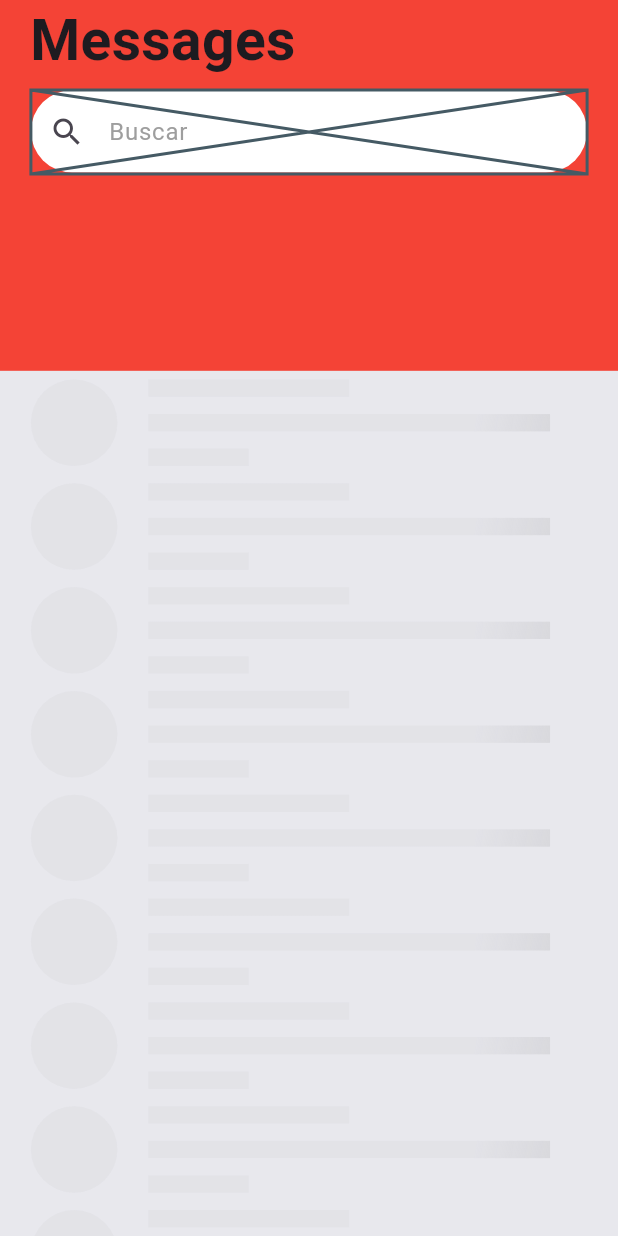
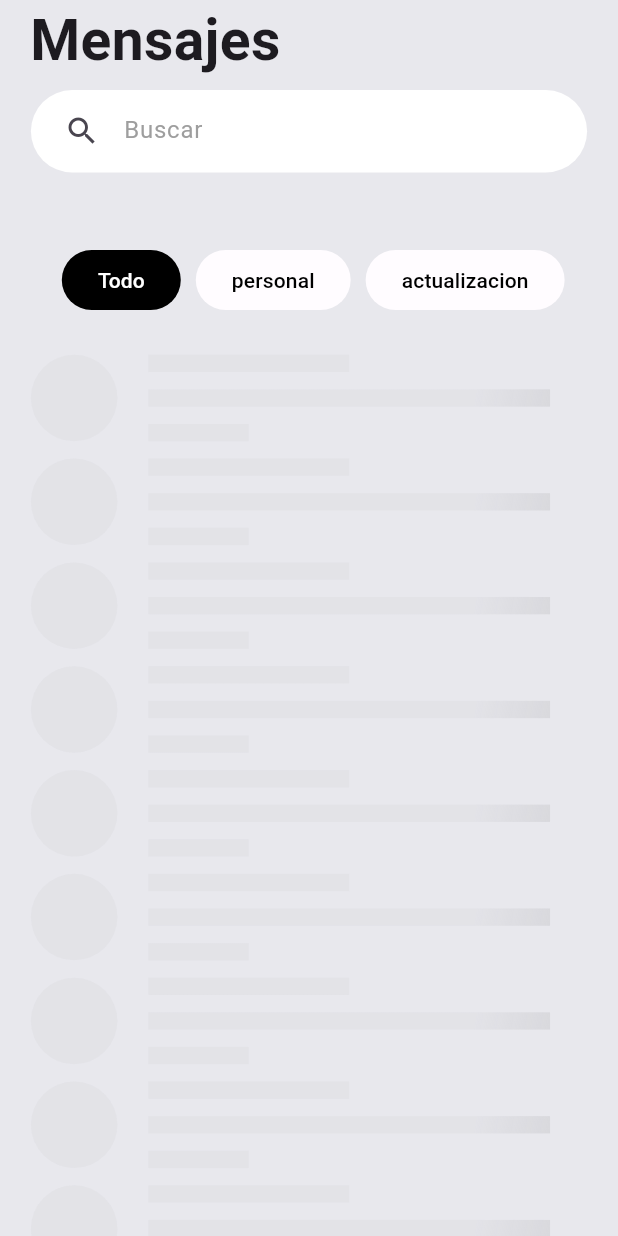
Before and after one commit to sergioIbz/sliver_app, a Flutter app: the screen it shows after launch, on a phone screen of 412 x 824 dp. Run offline on Flutter 3.47's test engine with Material 3 defaults, Android fonts, the light colour scheme and no system bars.

Commit message:
primer prototipo

```diff
--- a/lib/home.dart
+++ b/lib/home.dart
@@ -1,6 +1,9 @@
+import 'package:flutter/foundation.dart';
 import 'package:flutter/material.dart';
+import 'package:provider/provider.dart';
 import 'package:sliver_app/loading_animated.dart';
 import 'package:sliver_app/loading_widget.dart';
+import 'package:sliver_app/slide_provider.dart';
 
 class Home extends StatelessWidget {
   const Home({super.key});
@@ -9,6 +12,11 @@ class Home extends StatelessWidget {
   Widget build(BuildContext context) {
     Size size = MediaQuery.of(context).size;
     double safeArea = MediaQuery.of(context).padding.top;
+    double maxHeight = size.height * 0.28;
+    double minHeight = size.height * 0.23;
+    double porcentaje =
+        Provider.of<SliderProvider>(context).currentSlide / maxHeight;
+    print(porcentaje);
 
     return Scaffold(
       backgroundColor: const Color(0xffE8E8ED),
@@ -17,10 +25,11 @@ class Home extends StatelessWidget {
           SliverPersistentHeader(
             pinned: true,
             delegate: _SliverCustomHeaderDelegate(
-              maxHeight: size.height * 0.3,
-              minHeight: size.height * 0.25,
+              maxHeight: maxHeight,
+              minHeight: minHeight,
               child: Container(
-                color: Colors.red,
+                color: Color.lerp(
+                    const Color(0xffE8E8ED), Colors.white, porcentaje),
                 child: Stack(
                   alignment: Alignment.center,
                   children: [
@@ -28,7 +37,7 @@ class Home extends StatelessWidget {
                       top: safeArea,
                       left: 20,
                       child: const Text(
-                        'Messages',
+                        'Mensajes',
                         style: TextStyle(
                           fontSize: 38,
                           fontWeight: FontWeight.bold,
@@ -36,45 +45,97 @@ class Home extends StatelessWidget {
                       ),
                     ),
                     Positioned(
-                      top: safeArea + 60,
+                      top: (safeArea + 60) * (1 - porcentaje),
                       child: Container(
-                        width: size.width * 0.9,
-                        height: 55,
+                        alignment: Alignment.centerLeft,
+                        width: (size.width * 0.9) +
+                            ((size.width * 0.1) * porcentaje),
+                        height: 55 + ((maxHeight - 55) * porcentaje),
                         decoration: BoxDecoration(
                           color: Colors.white,
-                            borderRadius: BorderRadius.circular(30)),
+                          borderRadius: BorderRadius.circular(30),
+                        ),
+                        child: Transform.translate(
+                          offset: Offset(10, -(minHeight / 8) * porcentaje),
+                          child: const CustomTextFiled(),
+                        ),
                       ),
                     ),
                     Positioned(
-                      top: safeArea + 60,
-                      child: Placeholder(
-                        // color: Colors.transparent,
-                        child: SizedBox(
-                          width: size.width * 0.9,
-                          child: const TextField(
-                            decoration: InputDecoration(
-                              prefixIcon: Icon(
-                                Icons.search,
+                      left: size.width * 0.1,
+                      bottom: 20,
+                      child: Row(
+                        children: [
+                          FilledButton(
+                            onPressed: () {},
+                            style: FilledButton.styleFrom(
+                              backgroundColor: Colors.black,
                             ),
-                              hintText: 'Buscar',
-                              hintStyle: TextStyle(
-                                color: Colors.grey,
+                            child: const Text('Todo'),
                           ),
-                              filled: true,
-                              fillColor: Colors.transparent,
-                              border: OutlineInputBorder(
-                                borderRadius: BorderRadius.all(
-                                  Radius.circular(
-                                    25.0,
+                          const SizedBox(
+                            width: 10,
                           ),
+                          FilledButton(
+                            onPressed: () {},
+                            style: FilledButton.styleFrom(
+                              backgroundColor: const Color(0xffFFFCFF),
                             ),
-                                borderSide: BorderSide.none,
+                            child: const Text(
+                              'personal',
+                              style: TextStyle(
+                                color: Colors.black,
                               ),
                             ),
                           ),
+                          const SizedBox(
+                            width: 10,
+                          ),
+                          FilledButton(
+                            onPressed: () {},
+                            style: FilledButton.styleFrom(
+                              backgroundColor: const Color(0xffFFFCFF),
+                            ),
+                            child: const Text(
+                              'actualizacion',
+                              style: TextStyle(
+                                color: Colors.black,
                               ),
                             ),
-                    )
+                          ),
+                        ],
+                      ),
+                    ),
+                    // Positioned(
+                    //   top: (safeArea + 60),
+                    //   child: Placeholder(
+                    //     //color: Colors.transparent,
+                    //     child: SizedBox(
+                    //       width: size.width * 0.9,
+                    //       child: const TextField(
+                    //         decoration: InputDecoration(
+                    //           prefixIcon: Icon(
+                    //             Icons.search,
+                    //           ),
+                    //           hintText: 'Buscar',
+                    //           hintStyle: TextStyle(
+                    //             color: Colors.grey,
+                    //           ),
+                    //           filled: true,
+                    //           fillColor: Colors.transparent,
+                    //           border: OutlineInputBorder(
+                    //             borderRadius: BorderRadius.all(
+                    //               Radius.circular(
+                    //                 25.0,
+                    //               ),
+                    //             ),
+                    //             borderSide: BorderSide.none,
+                    //           ),
+                    //         ),
+                    //       ),
+                    //     ),
+                    //   ),
+                    // )
                   ],
                 ),
               ),
@@ -96,6 +157,37 @@ class Home extends StatelessWidget {
   }
 }
 
+class CustomTextFiled extends StatelessWidget {
+  const CustomTextFiled({
+    super.key,
+  });
+
+  @override
+  Widget build(BuildContext context) {
+    return const TextField(
+      decoration: InputDecoration(
+        prefixIcon: Icon(
+          Icons.search,
+        ),
+        hintText: 'Buscar',
+        hintStyle: TextStyle(
+          color: Colors.grey,
+        ),
+        filled: true,
+        fillColor: Colors.transparent,
+        border: OutlineInputBorder(
+          borderRadius: BorderRadius.all(
+            Radius.circular(
+              25.0,
+            ),
+          ),
+          borderSide: BorderSide.none,
+        ),
+      ),
+    );
+  }
+}
+
 class _SliverCustomHeaderDelegate extends SliverPersistentHeaderDelegate {
   final double maxHeight;
   final double minHeight;
@@ -108,7 +200,15 @@ class _SliverCustomHeaderDelegate extends SliverPersistentHeaderDelegate {
   });
   @override
   Widget build(
-      BuildContext context, double shrinkOffset, bool overlapsContent) {
+    BuildContext context,
+    double shrinkOffset,
+    bool overlapsContent,
+  ) {
+    WidgetsBinding.instance.addPostFrameCallback(
+      (timeStamp) => Provider.of<SliderProvider>(context, listen: false)
+          .currentSlide = shrinkOffset,
+    );
+
     return SizedBox.expand(
       child: child,
     );
--- a/lib/main.dart
+++ b/lib/main.dart
@@ -1,5 +1,7 @@
 import 'package:flutter/material.dart';
+import 'package:provider/provider.dart';
 import 'package:sliver_app/home.dart';
+import 'package:sliver_app/slide_provider.dart';
 
 void main() => runApp(const MyApp());
 
@@ -8,9 +10,9 @@ class MyApp extends StatelessWidget {
 
   @override
   Widget build(BuildContext context) {
-    return const MaterialApp(
+    return  MaterialApp(
       title: 'Material App',
-      home: Home(),
+      home: ChangeNotifierProvider(create: (context) => SliderProvider(),child: const Home(),),
     );
   }
 }
--- /dev/null
+++ b/lib/slide_provider.dart
@@ -0,0 +1,13 @@
+import 'package:flutter/material.dart';
+
+class SliderProvider with ChangeNotifier {
+
+  double _slide = 0;
+  double get currentSlide => _slide;
+
+  set currentSlide(double currentPage) {
+    _slide = currentPage;
+    notifyListeners();
+  }
+
+}
```
Lines whose indentation alone changed are shown as unchanged.
